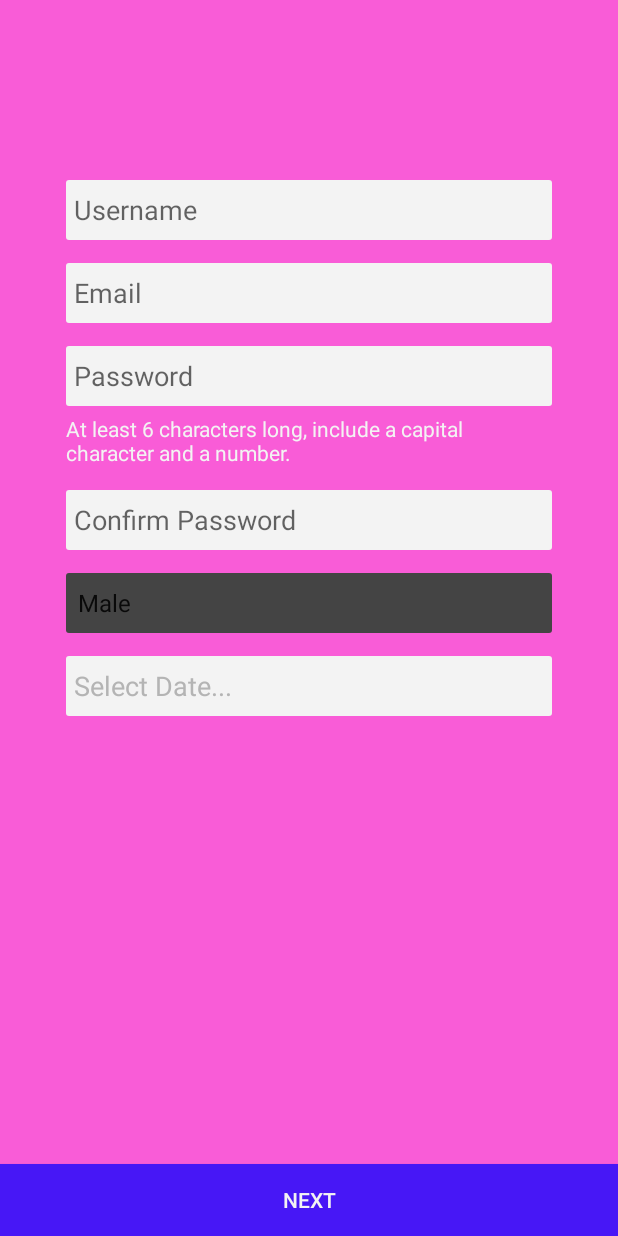
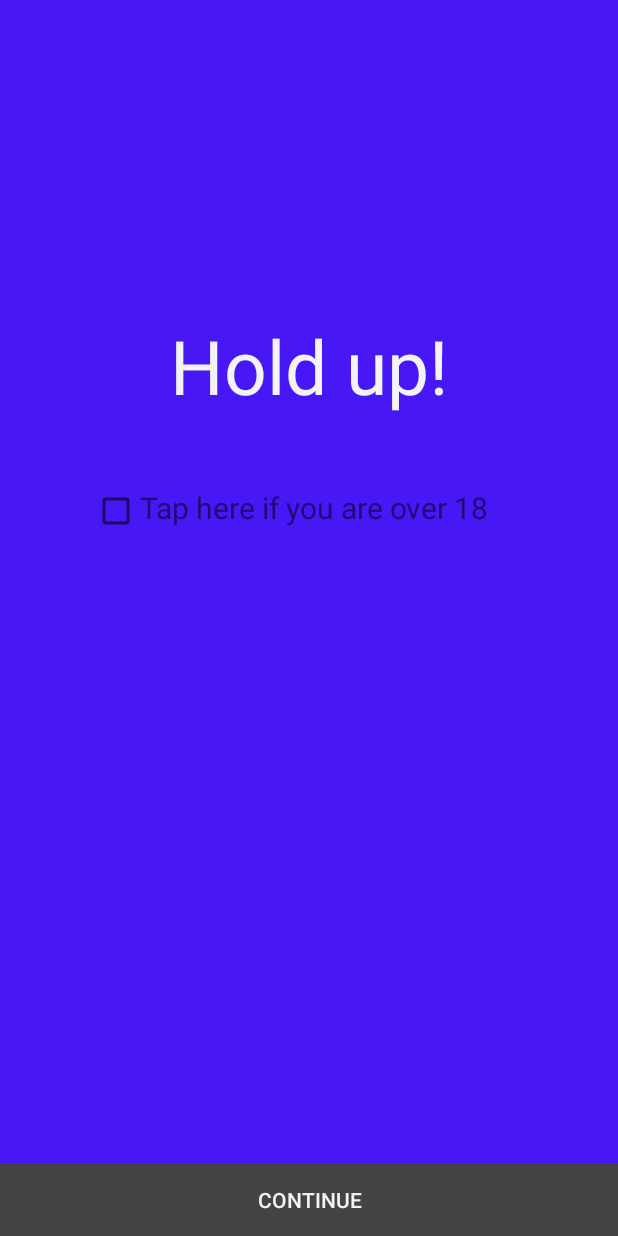
Before and after one commit to dinohossain/University, an Android app: the screen it shows after launch (ThirdSignUpPage before the commit, SecondSignUpPage after it), after a tap on "REGISTER", on a phone screen of 412 x 824 dp. Run offline under Robolectric (Android 15) with nearby library versions, the phone set to English and light mode, and no system bars.

```diff
--- a/app/src/main/java/com/dating/app/idateu/MapsActivity.java
+++ b/app/src/main/java/com/dating/app/idateu/MapsActivity.java
@@ -3,7 +3,7 @@ package com.dating.app.idateu;
 import android.support.v4.app.FragmentActivity;
 import android.os.Bundle;
 
-import com.example.tasin.idateu.R;
+import com.dating.app.idateu.R;
 import com.google.android.gms.maps.CameraUpdateFactory;
 import com.google.android.gms.maps.GoogleMap;
 import com.google.android.gms.maps.OnMapReadyCallback;
--- /dev/null
+++ b/app/src/main/java/com/dating/app/idateu/SecondSignUpPage.java
@@ -0,0 +1,26 @@
+package com.dating.app.idateu;
+
+import android.content.Intent;
+import android.support.v7.app.AppCompatActivity;
+import android.os.Bundle;
+import android.view.View;
+import android.widget.Button;
+
+public class SecondSignUpPage extends AppCompatActivity {
+
+    Button next_btn;
+
+    @Override
+    protected void onCreate(Bundle savedInstanceState) {
+        super.onCreate(savedInstanceState);
+        setContentView(R.layout.activity_second_sign_up_page);
+
+        next_btn = (Button) findViewById(R.id.Continue_button);
+        next_btn.setOnClickListener(new View.OnClickListener() {
+            @Override
+            public void onClick(View view) {
+                startActivity(new Intent(SecondSignUpPage.this, ThirdSignUpPage.class));
+            }
+        });
+    }
+}
--- a/app/src/main/java/com/dating/app/idateu/MainActivity.java
+++ b/app/src/main/java/com/dating/app/idateu/SignUpLogIn.java
@@ -3,13 +3,10 @@ package com.dating.app.idateu;
 import android.content.Intent;
 import android.support.v7.app.AppCompatActivity;
 import android.os.Bundle;
-import android.view.Menu;
 import android.view.View;
 import android.widget.Button;
 
-import com.example.tasin.idateu.R;
-
-public class MainActivity extends AppCompatActivity
+public class SignUpLogIn extends AppCompatActivity
     {
 
     Button register_btn;
@@ -25,7 +22,7 @@ public class MainActivity extends AppCompatActivity
             @Override
             public void onClick(View view)
                 {
-                startActivity(new Intent(MainActivity.this, ThirdSignUpPage.class));
+                startActivity(new Intent(SignUpLogIn.this, SecondSignUpPage.class));
                 }
         });
         }
--- /dev/null
+++ b/app/src/main/res/layout/activity_second_sign_up_page.xml
@@ -0,0 +1,54 @@
+<?xml version="1.0" encoding="utf-8"?>
+<RelativeLayout
+    xmlns:android="http://schemas.android.com/apk/res/android"
+    xmlns:tools="http://schemas.android.com/tools"
+    android:layout_width="match_parent"
+    android:layout_height="match_parent"
+    android:background="@color/purple"
+    tools:context="com.dating.app.idateu.SecondSignUpPage">
+
+    <TextView
+        android:id="@+id/warning_txt"
+        android:layout_width="wrap_content"
+        android:layout_height="wrap_content"
+        android:layout_alignParentTop="true"
+        android:layout_centerHorizontal="true"
+        android:layout_marginTop="210dp"
+        android:text="Hold up!"
+        android:textColor="@color/white"
+        android:textSize="50sp" />
+
+    <CheckBox
+        android:id="@+id/tick_box"
+        android:layout_width="wrap_content"
+        android:layout_height="wrap_content"
+        android:layout_below="@id/warning_txt"
+        android:layout_alignStart="@id/warning_txt"
+        android:layout_marginStart="-52dp"
+        android:layout_marginTop="47dp"
+        android:layout_marginRight="2dp" />
+
+    <TextView
+        android:id="@+id/question_text"
+        android:layout_width="wrap_content"
+        android:layout_height="wrap_content"
+        android:layout_below="@id/warning_txt"
+        android:layout_alignBaseline="@id/tick_box"
+        android:layout_marginTop="48dp"
+        android:layout_centerInParent="true"
+        android:layout_toRightOf="@id/tick_box"
+        android:gravity="center"
+        android:textSize="20sp"
+        android:text="Tap here if you are over 18" />
+
+    <Button
+        android:id="@+id/Continue_button"
+        android:layout_width="match_parent"
+        android:layout_height="wrap_content"
+        android:layout_alignParentBottom="true"
+        android:background="@drawable/full_length_button"
+        android:backgroundTint="@color/transparent_black"
+        android:text="Continue"
+        android:textColor="@color/white" />
+
+</RelativeLayout>
--- a/app/src/main/res/layout/activity_third_sign_up_page.xml
+++ b/app/src/main/res/layout/activity_third_sign_up_page.xml
@@ -97,7 +97,7 @@
         android:layout_height="wrap_content">
 
         <Button
-            android:id="@+id/third_page_next_button"
+            android:id="@+id/next_button"
             android:layout_width="match_parent"
             android:layout_height="wrap_content"
             android:layout_alignParentBottom="true"
--- a/app/src/main/res/layout/activity_welcome_view.xml
+++ b/app/src/main/res/layout/activity_welcome_view.xml
@@ -6,7 +6,7 @@
     android:layout_width="match_parent"
     android:layout_height="match_parent"
     android:background="@color/transparent_black"
-    tools:context="com.dating.app.idateu.WelcomeView">
+    tools:context="com.dating.app.idateu.SignUpLogIn">
 
 
     <ImageView
```
Also changed, not shown: app/src/main/AndroidManifest.xml (+3 -4 lines), app/src/main/java/com/dating/app/idateu/Over_18_confirm.java (deleted, +0 -15 lines), app/src/main/java/com/dating/app/idateu/ThirdSignUpPage.java (+3 -4 lines), app/src/main/res/layout/activity_over_18_confirm.xml (deleted, +0 -35 lines), 4 other files.
